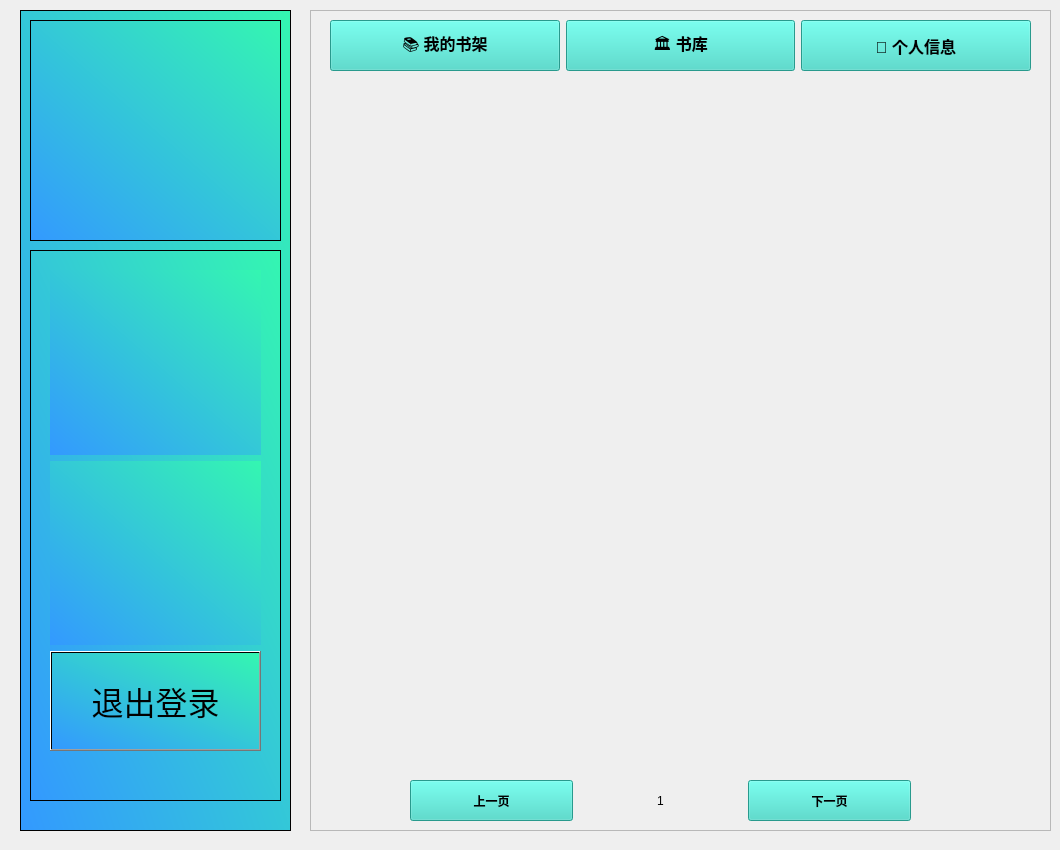
Rainbow0498/BookManager, file novel.ui: the form before one commit.
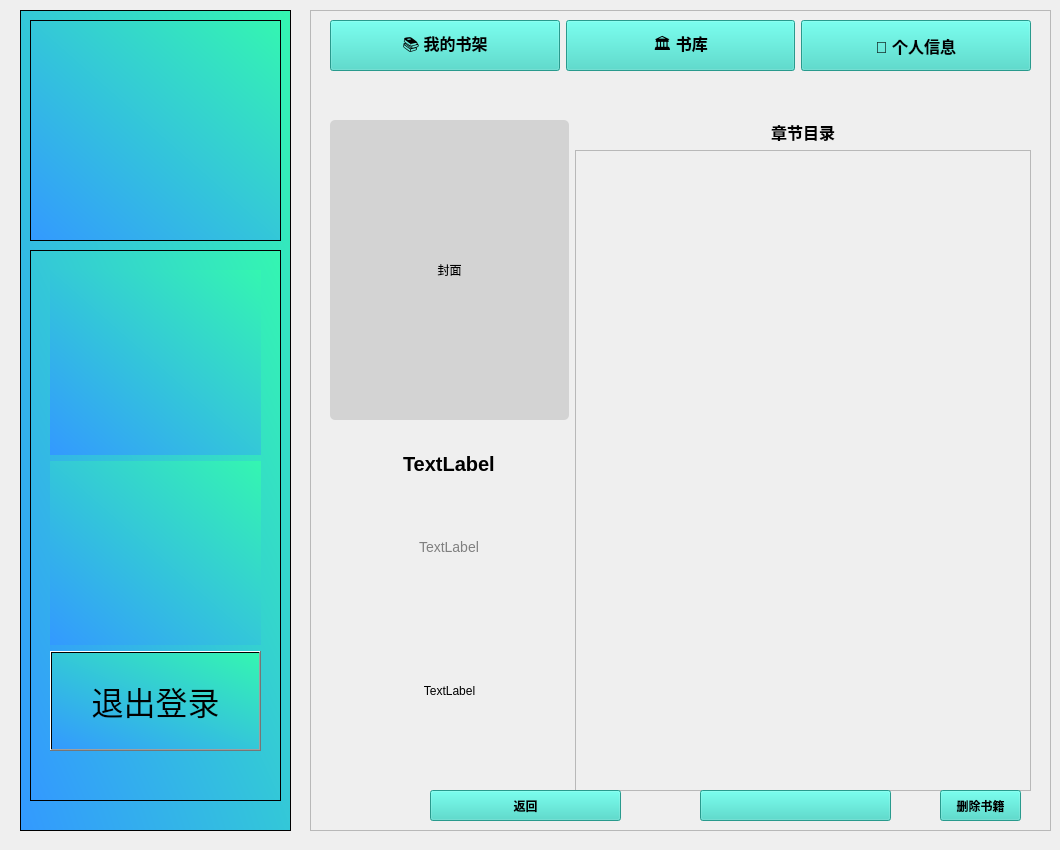
The form after the commit. The open tabs and pages were chosen to show the change. Icons and pictures are not drawn.

Commit message: 除了个人信息界面没做之外都完成了，能够正常添加小说删除小说从用户书架中，关于书籍详情发现章节不知道为什么显示不出

The edit to the form file:
```diff
--- a/novel.ui
+++ b/novel.ui
@@ -10,6 +10,12 @@
     <height>850</height>
    </rect>
   </property>
+  <property name="minimumSize">
+   <size>
+    <width>450</width>
+    <height>0</height>
+   </size>
+  </property>
   <property name="windowTitle">
    <string>Form</string>
   </property>
@@ -235,7 +241,372 @@
       </layout>
      </widget>
     </widget>
-    <widget class="QWidget" name="page_2"/>
+    <widget class="QWidget" name="pageBookStore">
+     <widget class="QWidget" name="horizontalLayoutWidget_3">
+      <property name="geometry">
+       <rect>
+        <x>30</x>
+        <y>10</y>
+        <width>551</width>
+        <height>31</height>
+       </rect>
+      </property>
+      <layout class="QHBoxLayout" name="horizontalLayout_3">
+       <item>
+        <widget class="QLineEdit" name="etSearch">
+         <property name="sizePolicy">
+          <sizepolicy hsizetype="Minimum" vsizetype="Minimum">
+           <horstretch>0</horstretch>
+           <verstretch>0</verstretch>
+          </sizepolicy>
+         </property>
+        </widget>
+       </item>
+      </layout>
+     </widget>
+     <widget class="QPushButton" name="btnSearch">
+      <property name="geometry">
+       <rect>
+        <x>600</x>
+        <y>10</y>
+        <width>71</width>
+        <height>31</height>
+       </rect>
+      </property>
+      <property name="styleSheet">
+       <string notr="true">background-color: rgb(56, 216, 198);
+border：none;
+color:black;
+font-weight:500;
+</string>
+      </property>
+      <property name="text">
+       <string>🔍 搜索</string>
+      </property>
+     </widget>
+     <widget class="QWidget" name="horizontalLayoutWidget_4">
+      <property name="geometry">
+       <rect>
+        <x>30</x>
+        <y>50</y>
+        <width>281</width>
+        <height>31</height>
+       </rect>
+      </property>
+      <layout class="QHBoxLayout" name="statusLayout"/>
+     </widget>
+     <widget class="QWidget" name="horizontalLayoutWidget_5">
+      <property name="geometry">
+       <rect>
+        <x>30</x>
+        <y>90</y>
+        <width>641</width>
+        <height>31</height>
+       </rect>
+      </property>
+      <layout class="QHBoxLayout" name="themeLayout"/>
+     </widget>
+     <widget class="QWidget" name="gridLayoutWidget_2">
+      <property name="geometry">
+       <rect>
+        <x>30</x>
+        <y>140</y>
+        <width>641</width>
+        <height>521</height>
+       </rect>
+      </property>
+      <layout class="QGridLayout" name="StoreGrid"/>
+     </widget>
+     <widget class="QWidget" name="horizontalLayoutWidget_6">
+      <property name="geometry">
+       <rect>
+        <x>150</x>
+        <y>680</y>
+        <width>391</width>
+        <height>41</height>
+       </rect>
+      </property>
+      <layout class="QHBoxLayout" name="horizontalLayout_4">
+       <item>
+        <widget class="QPushButton" name="btnLastPage_2">
+         <property name="sizePolicy">
+          <sizepolicy hsizetype="Minimum" vsizetype="Minimum">
+           <horstretch>0</horstretch>
+           <verstretch>0</verstretch>
+          </sizepolicy>
+         </property>
+         <property name="styleSheet">
+          <string notr="true">background-color: rgb(56, 216, 198);
+border：none;
+color:black;
+font-weight:500;
+</string>
+         </property>
+         <property name="text">
+          <string>上一页</string>
+         </property>
+        </widget>
+       </item>
+       <item>
+        <widget class="QLineEdit" name="currentPageLabel_2">
+         <property name="sizePolicy">
+          <sizepolicy hsizetype="Minimum" vsizetype="Minimum">
+           <horstretch>0</horstretch>
+           <verstretch>0</verstretch>
+          </sizepolicy>
+         </property>
+        </widget>
+       </item>
+       <item>
+        <widget class="QPushButton" name="btnNextPage_2">
+         <property name="sizePolicy">
+          <sizepolicy hsizetype="Minimum" vsizetype="Minimum">
+           <horstretch>0</horstretch>
+           <verstretch>0</verstretch>
+          </sizepolicy>
+         </property>
+         <property name="styleSheet">
+          <string notr="true">background-color: rgb(56, 216, 198);
+border：none;
+color:black;
+font-weight:500;
+</string>
+         </property>
+         <property name="text">
+          <string>下一页</string>
+         </property>
+        </widget>
+       </item>
+      </layout>
+     </widget>
+    </widget>
+    <widget class="QWidget" name="pageBookDetail">
+     <widget class="QWidget" name="horizontalLayoutWidget_7">
+      <property name="geometry">
+       <rect>
+        <x>10</x>
+        <y>30</y>
+        <width>701</width>
+        <height>671</height>
+       </rect>
+      </property>
+      <layout class="QHBoxLayout" name="horizontalLayout_5">
+       <item>
+        <layout class="QVBoxLayout" name="verticalLayout_3">
+         <item>
+          <widget class="QLabel" name="label">
+           <property name="minimumSize">
+            <size>
+             <width>239</width>
+             <height>300</height>
+            </size>
+           </property>
+           <property name="maximumSize">
+            <size>
+             <width>239</width>
+             <height>300</height>
+            </size>
+           </property>
+           <property name="styleSheet">
+            <string notr="true">background-color: lightgray; border-radius: 5px;</string>
+           </property>
+           <property name="text">
+            <string>封面</string>
+           </property>
+           <property name="alignment">
+            <set>Qt::AlignmentFlag::AlignCenter</set>
+           </property>
+          </widget>
+         </item>
+         <item alignment="Qt::AlignmentFlag::AlignHCenter|Qt::AlignmentFlag::AlignVCenter">
+          <widget class="QLabel" name="bookTitle">
+           <property name="styleSheet">
+            <string notr="true">font-weight: bold; font-size: 20px;color:black</string>
+           </property>
+           <property name="text">
+            <string>TextLabel</string>
+           </property>
+          </widget>
+         </item>
+         <item alignment="Qt::AlignmentFlag::AlignHCenter|Qt::AlignmentFlag::AlignVCenter">
+          <widget class="QLabel" name="bookAuthor">
+           <property name="styleSheet">
+            <string notr="true">color: gray; font-size: 14px;</string>
+           </property>
+           <property name="text">
+            <string>TextLabel</string>
+           </property>
+          </widget>
+         </item>
+         <item>
+          <widget class="QLabel" name="bookIntro">
+           <property name="minimumSize">
+            <size>
+             <width>0</width>
+             <height>200</height>
+            </size>
+           </property>
+           <property name="maximumSize">
+            <size>
+             <width>239</width>
+             <height>200</height>
+            </size>
+           </property>
+           <property name="styleSheet">
+            <string notr="true">color:black</string>
+           </property>
+           <property name="text">
+            <string>TextLabel</string>
+           </property>
+           <property name="alignment">
+            <set>Qt::AlignmentFlag::AlignCenter</set>
+           </property>
+          </widget>
+         </item>
+        </layout>
+       </item>
+       <item>
+        <layout class="QVBoxLayout" name="verticalLayout_2">
+         <item>
+          <widget class="QLabel" name="label_2">
+           <property name="sizePolicy">
+            <sizepolicy hsizetype="Preferred" vsizetype="Minimum">
+             <horstretch>0</horstretch>
+             <verstretch>0</verstretch>
+            </sizepolicy>
+           </property>
+           <property name="minimumSize">
+            <size>
+             <width>450</width>
+             <height>16</height>
+            </size>
+           </property>
+           <property name="styleSheet">
+            <string notr="true">font-weight: bold; font-size: 16px;color:black</string>
+           </property>
+           <property name="text">
+            <string>章节目录</string>
+           </property>
+           <property name="alignment">
+            <set>Qt::AlignmentFlag::AlignCenter</set>
+           </property>
+          </widget>
+         </item>
+         <item>
+          <widget class="QScrollArea" name="scrollArea">
+           <property name="sizePolicy">
+            <sizepolicy hsizetype="Minimum" vsizetype="Expanding">
+             <horstretch>0</horstretch>
+             <verstretch>0</verstretch>
+            </sizepolicy>
+           </property>
+           <property name="minimumSize">
+            <size>
+             <width>450</width>
+             <height>0</height>
+            </size>
+           </property>
+           <property name="widgetResizable">
+            <bool>true</bool>
+           </property>
+           <widget class="QWidget" name="scrollAreaWidgetContents">
+            <property name="geometry">
+             <rect>
+              <x>0</x>
+              <y>0</y>
+              <width>448</width>
+              <height>640</height>
+             </rect>
+            </property>
+            <widget class="QWidget" name="widget" native="true">
+             <property name="geometry">
+              <rect>
+               <x>20</x>
+               <y>20</y>
+               <width>411</width>
+               <height>601</height>
+              </rect>
+             </property>
+             <widget class="QWidget" name="gridLayoutWidget_3">
+              <property name="geometry">
+               <rect>
+                <x>0</x>
+                <y>0</y>
+                <width>411</width>
+                <height>601</height>
+               </rect>
+              </property>
+              <layout class="QGridLayout" name="chapterLayout"/>
+             </widget>
+            </widget>
+           </widget>
+          </widget>
+         </item>
+        </layout>
+       </item>
+      </layout>
+     </widget>
+     <widget class="QPushButton" name="btnBack">
+      <property name="geometry">
+       <rect>
+        <x>110</x>
+        <y>700</y>
+        <width>191</width>
+        <height>31</height>
+       </rect>
+      </property>
+      <property name="styleSheet">
+       <string notr="true">background-color: rgb(56, 216, 198);
+border：none;
+color:black;
+font-weight:500;
+</string>
+      </property>
+      <property name="text">
+       <string>返回</string>
+      </property>
+     </widget>
+     <widget class="QPushButton" name="btnAddOrOpen">
+      <property name="geometry">
+       <rect>
+        <x>380</x>
+        <y>700</y>
+        <width>191</width>
+        <height>31</height>
+       </rect>
+      </property>
+      <property name="styleSheet">
+       <string notr="true">background-color: rgb(56, 216, 198);
+border：none;
+color:black;
+font-weight:500;
+</string>
+      </property>
+      <property name="text">
+       <string/>
+      </property>
+     </widget>
+     <widget class="QPushButton" name="btnDelete">
+      <property name="geometry">
+       <rect>
+        <x>620</x>
+        <y>700</y>
+        <width>81</width>
+        <height>31</height>
+       </rect>
+      </property>
+      <property name="styleSheet">
+       <string notr="true">background-color: rgb(56, 216, 198);
+border：none;
+color:black;
+font-weight:500;
+</string>
+      </property>
+      <property name="text">
+       <string>删除书籍</string>
+      </property>
+     </widget>
+    </widget>
    </widget>
    <widget class="QWidget" name="horizontalLayoutWidget">
     <property name="geometry">
```
Left out of the diff: 2 changed lines with no effect on the pictures. The commit also changes 6 other files.
